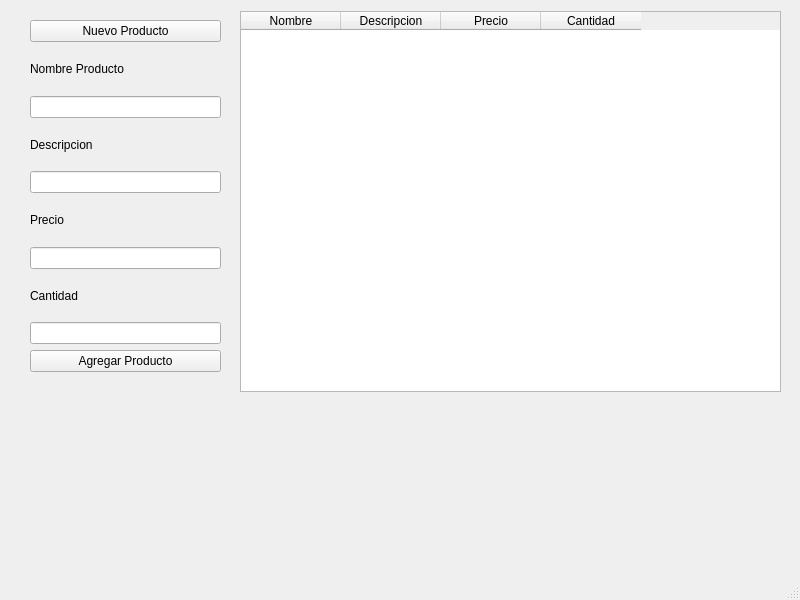
Marvkare/InterfazVentas, file Views/InventarioVentana.ui: the form before one commit.
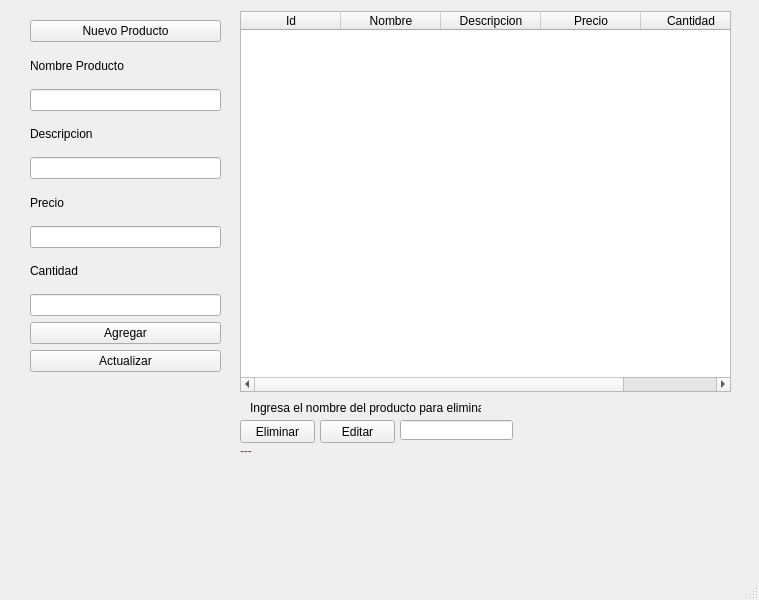
The form after the commit.

Commit message: Añadi funcionalidad de eliminar y editar archivos

Diff of the .ui file:
```diff
--- a/Views/InventarioVentana.ui
+++ b/Views/InventarioVentana.ui
@@ -6,7 +6,7 @@
    <rect>
     <x>0</x>
     <y>0</y>
-    <width>800</width>
+    <width>759</width>
     <height>600</height>
    </rect>
   </property>
@@ -80,7 +80,14 @@
      <item>
       <widget class="QPushButton" name="pushButtonAgregarProducto">
        <property name="text">
-        <string>Agregar Producto</string>
+        <string>Agregar</string>
+       </property>
+      </widget>
+     </item>
+     <item>
+      <widget class="QPushButton" name="pushButtonActualizar">
+       <property name="text">
+        <string>Actualizar</string>
        </property>
       </widget>
      </item>
@@ -91,10 +98,15 @@
      <rect>
       <x>240</x>
       <y>11</y>
-      <width>541</width>
+      <width>491</width>
       <height>381</height>
      </rect>
     </property>
+    <column>
+     <property name="text">
+      <string>Id</string>
+     </property>
+    </column>
     <column>
      <property name="text">
       <string>Nombre</string>
@@ -116,6 +128,87 @@
      </property>
     </column>
    </widget>
+   <widget class="QPushButton" name="pushButtonEliminar">
+    <property name="geometry">
+     <rect>
+      <x>240</x>
+      <y>420</y>
+      <width>75</width>
+      <height>23</height>
+     </rect>
+    </property>
+    <property name="text">
+     <string>Eliminar</string>
+    </property>
+   </widget>
+   <widget class="QLineEdit" name="lineEditEliminar">
+    <property name="geometry">
+     <rect>
+      <x>400</x>
+      <y>420</y>
+      <width>113</width>
+      <height>20</height>
+     </rect>
+    </property>
+   </widget>
+   <widget class="QLabel" name="label_5">
+    <property name="geometry">
+     <rect>
+      <x>250</x>
+      <y>400</y>
+      <width>231</width>
+      <height>16</height>
+     </rect>
+    </property>
+    <property name="text">
+     <string>Ingresa el nombre del producto para eliminarlo</string>
+    </property>
+   </widget>
+   <widget class="QLabel" name="labelError">
+    <property name="geometry">
+     <rect>
+      <x>240</x>
+      <y>440</y>
+      <width>411</width>
+      <height>21</height>
+     </rect>
+    </property>
+    <property name="styleSheet">
+     <string notr="true">color: red;</string>
+    </property>
+    <property name="text">
+     <string>---</string>
+    </property>
+   </widget>
+   <widget class="QLabel" name="labelMensaje">
+    <property name="geometry">
+     <rect>
+      <x>520</x>
+      <y>420</y>
+      <width>111</width>
+      <height>16</height>
+     </rect>
+    </property>
+    <property name="styleSheet">
+     <string notr="true">color:green;</string>
+    </property>
+    <property name="text">
+     <string/>
+    </property>
+   </widget>
+   <widget class="QPushButton" name="pushButtonEditar">
+    <property name="geometry">
+     <rect>
+      <x>320</x>
+      <y>420</y>
+      <width>75</width>
+      <height>23</height>
+     </rect>
+    </property>
+    <property name="text">
+     <string>Editar</string>
+    </property>
+   </widget>
   </widget>
   <widget class="QMenuBar" name="menubar">
    <property name="geometry">
```
Left out of the diff: 2 changed lines with no effect on the pictures. The commit also changes 4 other files.
